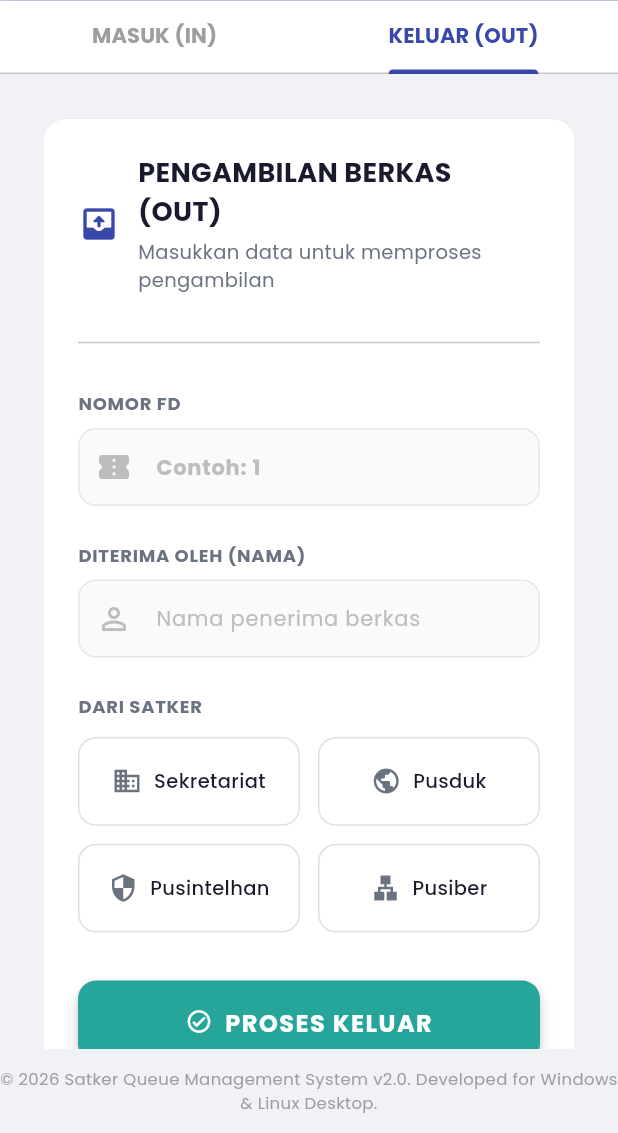
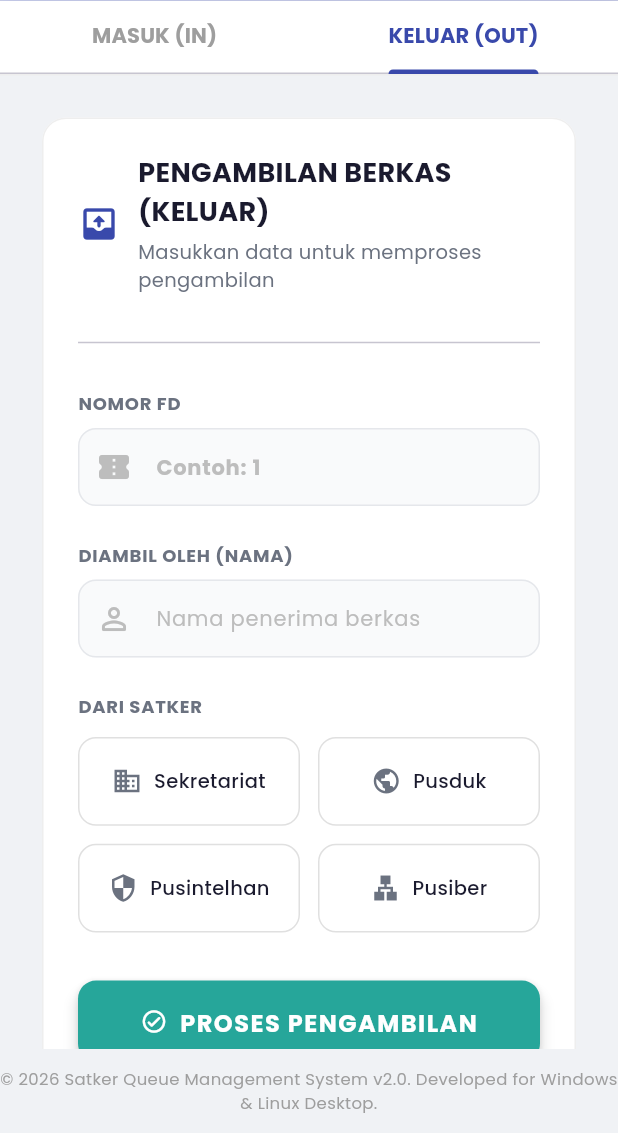
Before and after one commit to masumrpg/sistem_antrean_satker, a Flutter app: the screen it shows after launch, tab 2 chosen, on a phone screen of 412 x 824 dp, the part 103-1236 px from its top. Run offline on Flutter 3.47's test engine with Material 3 defaults, Android fonts, the phone set to English and light mode, and no system bars; our stand-ins replace google_fonts, pdf, printing, sqflite_common_ffi; accounts and stored records are empty.

Commit message:
feat: Refine 'IN' and 'OUT' terminology to 'Penitipan' and 'Pengambilan', enhance history display with taker details, and improve print button logic.

```diff
--- a/lib/models/antrian_model.dart
+++ b/lib/models/antrian_model.dart
@@ -9,6 +9,12 @@ class Antrian {
   final DateTime? outAt;
   final String? takerName;
   final String? takerSatker;
+
+  static const String statusIn = 'IN'; // Penitipan
+  static const String statusOut = 'OUT'; // Pengambilan
+
+  bool get isWaiting => status == statusIn;
+  bool get isTaken => status == statusOut;
 
   Antrian({
     this.id,
--- a/lib/widgets/out_form_section.dart
+++ b/lib/widgets/out_form_section.dart
@@ -77,7 +77,7 @@ class _OutFormSectionState extends State<OutFormSection> {
           children: [
             Icon(Icons.check_circle, color: Colors.green),
             SizedBox(width: 8),
-            Text('Berhasil Keluar'),
+            Text('Berhasil Diambil'),
           ],
         ),
         content: Column(
@@ -185,7 +185,7 @@ class _OutFormSectionState extends State<OutFormSection> {
                   crossAxisAlignment: CrossAxisAlignment.start,
                   children: [
                     Text(
-                      'PENGAMBILAN BERKAS (OUT)',
+                      'PENGAMBILAN BERKAS (KELUAR)',
                       style: TextStyle(
                         fontSize: 18,
                         fontWeight: FontWeight.bold,
@@ -242,7 +242,7 @@ class _OutFormSectionState extends State<OutFormSection> {
 
           // Nama Pengambil Input
           Text(
-            'DITERIMA OLEH (NAMA)',
+            'DIAMBIL OLEH (NAMA)',
             style: TextStyle(
               fontSize: 12,
               fontWeight: FontWeight.bold,
@@ -392,7 +392,7 @@ class _OutFormSectionState extends State<OutFormSection> {
                         Icon(Icons.check_circle_outline_rounded),
                         SizedBox(width: 8),
                         Text(
-                          'PROSES KELUAR',
+                          'PROSES PENGAMBILAN',
                           style: TextStyle(
                             fontSize: 16,
                             fontWeight: FontWeight.bold,
```
Also changed, not shown: lib/pages/history_page.dart (+61 -6 lines), lib/providers/antrian_provider.dart (+9 -11 lines), lib/widgets/input_form_section.dart (+6 -4 lines).
